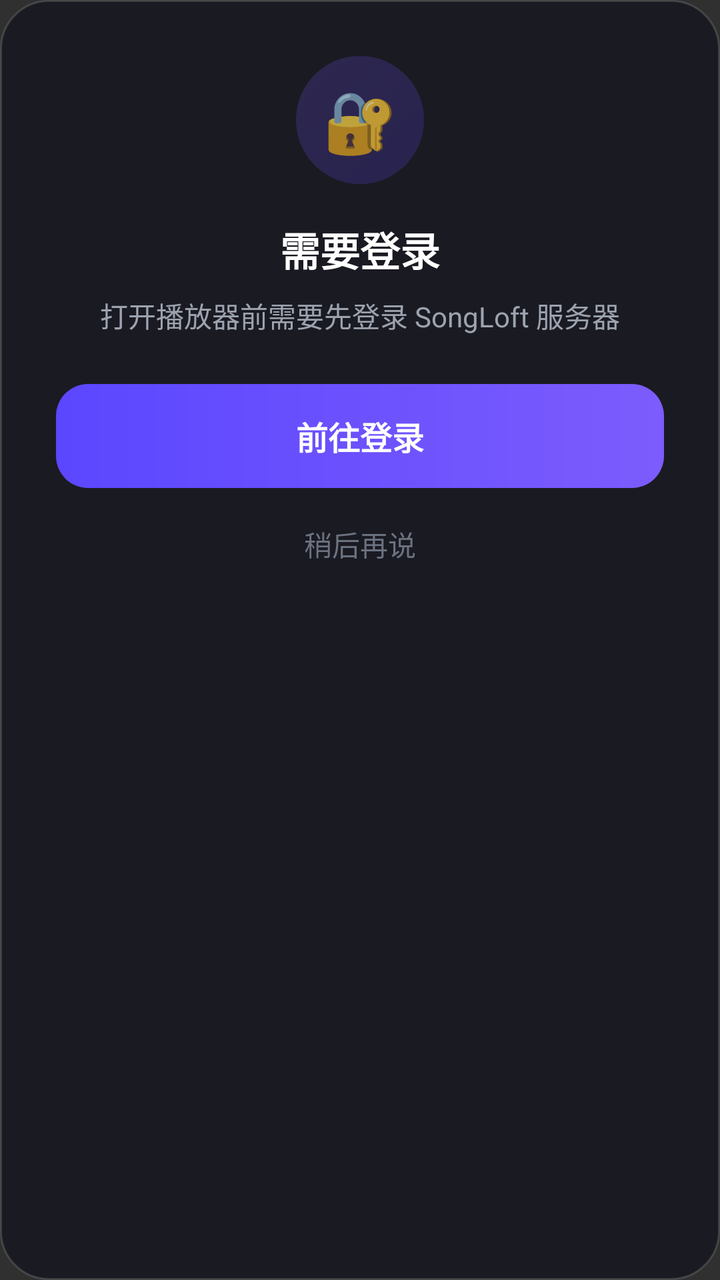
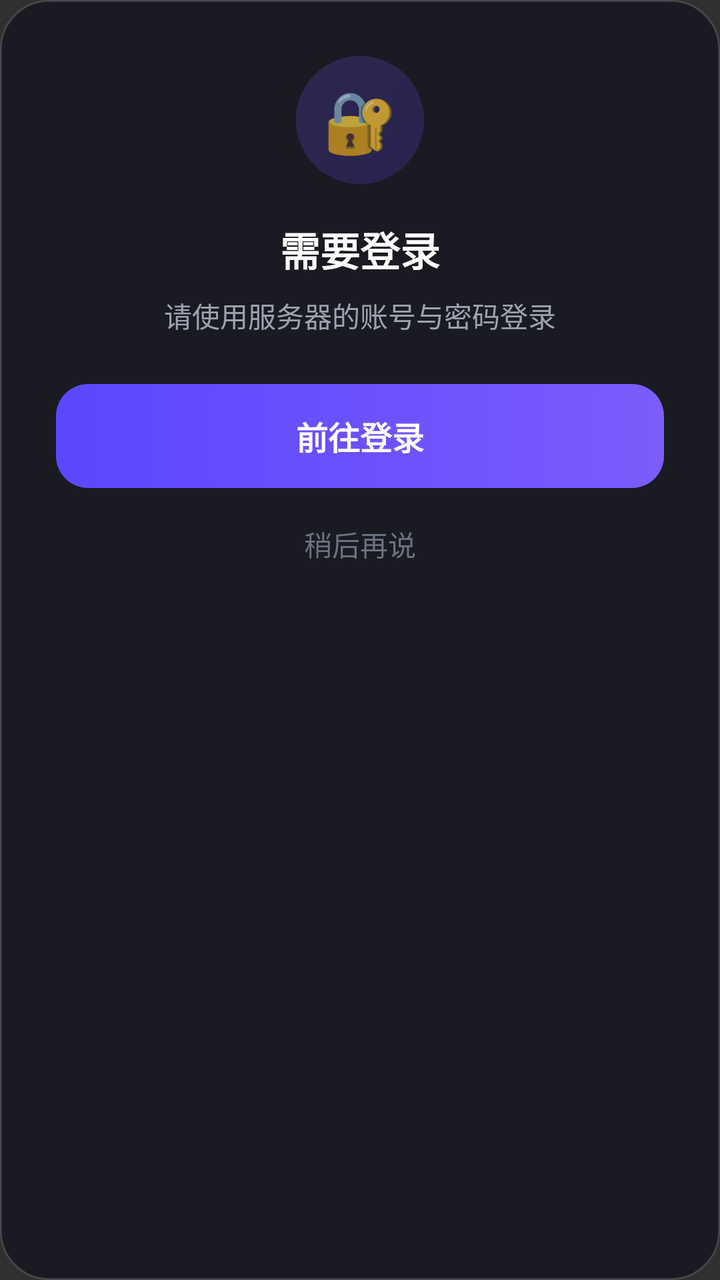

Two renders of the same Android screen: before a commit and after it. Below are the layout's source before the change and the commit's diff.
<!-- AndroidManifest.xml: application theme Theme.AppCompat.NoActionBar -->
<!-- res/layout/dialog_login_prompt.xml -->
<?xml version="1.0" encoding="utf-8"?>
<LinearLayout xmlns:android="http://schemas.android.com/apk/res/android"
    android:layout_width="match_parent"
    android:layout_height="wrap_content"
    android:background="@drawable/bg_dialog_card"
    android:orientation="vertical"
    android:padding="28dp">

    <FrameLayout
        android:layout_width="64dp"
        android:layout_height="64dp"
        android:layout_gravity="center_horizontal"
        android:background="@drawable/bg_icon_circle">

        <TextView
            android:layout_width="wrap_content"
            android:layout_height="wrap_content"
            android:layout_gravity="center"
            android:text="🔐"
            android:textSize="30sp" />
    </FrameLayout>

    <TextView
        android:layout_width="wrap_content"
        android:layout_height="wrap_content"
        android:layout_gravity="center_horizontal"
        android:layout_marginTop="18dp"
        android:text="需要登录"
        android:textColor="#FFFFFF"
        android:textSize="20sp"
        android:textStyle="bold" />

    <TextView
        android:layout_width="wrap_content"
        android:layout_height="wrap_content"
        android:layout_gravity="center_horizontal"
        android:layout_marginTop="8dp"
        android:gravity="center"
        android:lineSpacingExtra="3dp"
        android:text="打开播放器前需要先登录 SongLoft 服务器"
        android:textColor="#9CA3AF"
        android:textSize="14sp" />

    <Button
        android:id="@+id/btn_login_go"
        android:layout_width="match_parent"
        android:layout_height="52dp"
        android:layout_marginTop="24dp"
        android:background="@drawable/bg_btn_gradient"
        android:stateListAnimator="@null"
        android:text="前往登录"
        android:textColor="#FFFFFF"
        android:textSize="16sp"
        android:textStyle="bold" />

    <TextView
        android:id="@+id/btn_login_later"
        android:layout_width="match_parent"
        android:layout_height="48dp"
        android:layout_gravity="center"
        android:layout_marginTop="4dp"
        android:gravity="center"
        android:text="稍后再说"
        android:textColor="#6B7280"
        android:textSize="14sp" />

</LinearLayout>
<!-- resources referenced by this layout -->
<resources>
  <!-- drawable bg_btn_gradient (drawable) -->
  <?xml version="1.0" encoding="utf-8"?>
  <shape xmlns:android="http://schemas.android.com/apk/res/android">
      <gradient
          android:angle="0"
          android:endColor="#7C5CFC"
          android:startColor="#5B47FF" />
      <corners android:radius="16dp" />
  </shape>
  <!-- drawable bg_dialog_card (drawable) -->
  <?xml version="1.0" encoding="utf-8"?>
  <shape xmlns:android="http://schemas.android.com/apk/res/android">
      <solid android:color="#FF1A1A22" />
      <corners android:radius="24dp" />
      <stroke android:width="1dp" android:color="#22FFFFFF" />
  </shape>
  <!-- drawable bg_icon_circle (drawable) -->
  <?xml version="1.0" encoding="utf-8"?>
  <shape xmlns:android="http://schemas.android.com/apk/res/android"
      android:shape="oval">
      <gradient
          android:angle="135"
          android:endColor="#337C5CFC"
          android:startColor="#335B47FF" />
  </shape>
</resources>

<!-- the commit's change to res/layout/dialog_login_prompt.xml (unified diff, before → after) -->
@@ -37,7 +37,7 @@
         android:layout_marginTop="8dp"
         android:gravity="center"
         android:lineSpacingExtra="3dp"
-        android:text="打开播放器前需要先登录 SongLoft 服务器"
+        android:text="请使用服务器的账号与密码登录"
         android:textColor="#9CA3AF"
         android:textSize="14sp" />
 
